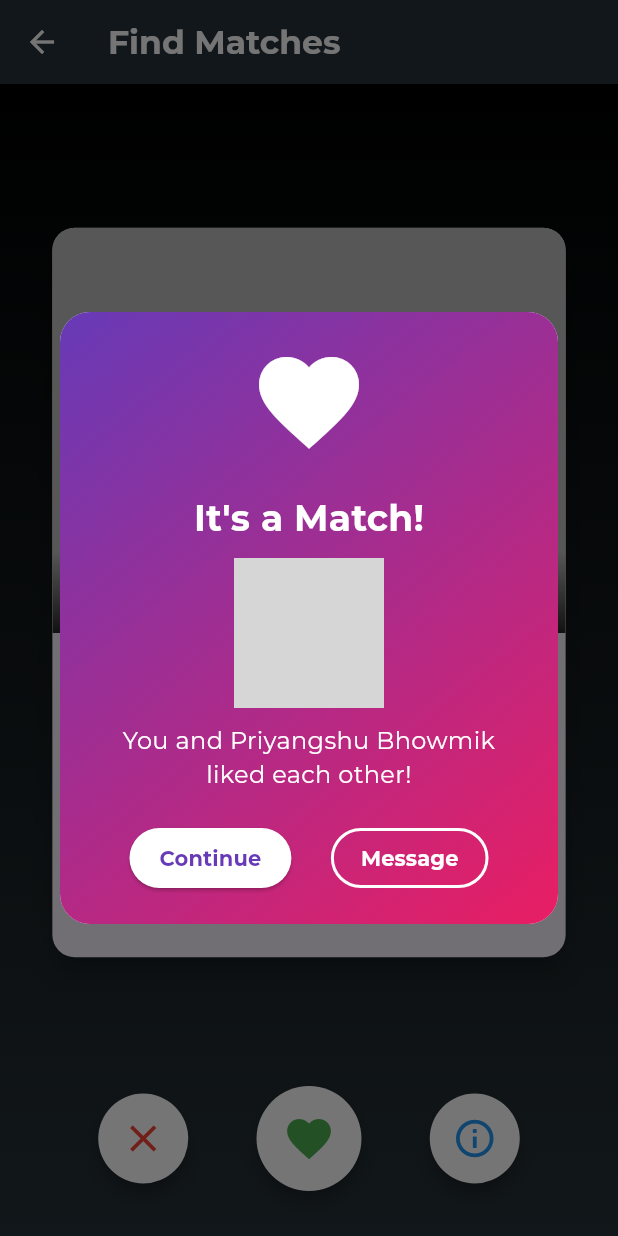
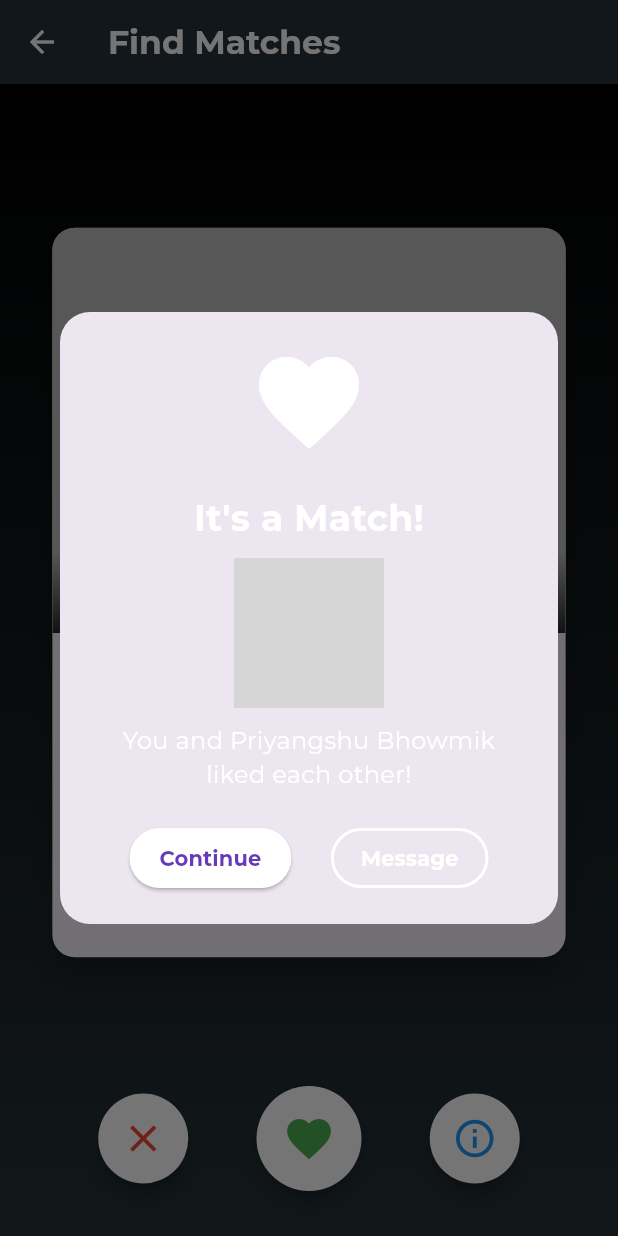
Before and after one commit to radhaghate/spot_me, a Flutter app: the MatchScreen screen opened directly, item 2 of the bottom bar chosen, on a phone screen of 412 x 824 dp. Run offline on Flutter 3.47's test engine with Material 3 defaults, Android fonts, the phone set to English and light mode, and no system bars; our stand-ins replace google_fonts; network calls fail; grey boxes are pictures that could not be loaded.

Commit message:
Changed colors on Match Dialog function

```diff
--- a/lib/match_screen.dart
+++ b/lib/match_screen.dart
@@ -15,10 +15,34 @@ class _MatchScreenState extends State<MatchScreen> {
     {
       'name': 'Priyangshu Bhowmik',
       'bio': 'Looking for a gym partner for morning workouts. I focus on strength training.',
-      'image': 'https://picsum.photos/id/1025/400/600', // You'll replace this with actual image
+      'image': 'https://picsum.photos/id/1025/400/600', // replace this with actual image
       'gym': 'SWRC',
       'experience': '1+ Yrs',
       'gender_preference': 'No Preference',
+      'workout_dependency': 'Individual workouts',
+      'workout_style': 'Strength Training',
+      'split': 'M F - Pull, T H - Push, W - Legs',
+      'level': 'Junior',
+    },
+    {
+      'name': 'Abi Jayakumar',
+      'bio': 'Looking for a gym partner for morning workouts. I focus on strength training.',
+      'image': 'https://media.licdn.com/dms/image/v2/D4E03AQGAvNeOAVq0-w/profile-displayphoto-shrink_400_400/profile-displayphoto-shrink_400_400/0/1732162240204?e=1745452800&v=beta&t=f6neGZQw0fvXXz7a-sm2e88ECKfyTouHKE3XDTuimUw', // replace this with actual image
+      'gym': 'LRC',
+      'experience': '4+ Yrs',
+      'gender_preference': 'Female',
+      'workout_dependency': 'Individual workouts',
+      'workout_style': 'Strength Training',
+      'split': 'M F - Pull, T H - Push, W - Legs',
+      'level': 'Junior',
+    },
+    {
+      'name': 'Krish Kharbanda',
+      'bio': 'Looking for a gym partner for morning workouts. I focus on strength training.',
+      'image': 'https://media.licdn.com/dms/image/v2/D4E35AQEkyGLr7KDmHw/profile-framedphoto-shrink_400_400/profile-framedphoto-shrink_400_400/0/1734807909596?e=1740438000&v=beta&t=QOyGykVCFGl2695TfLzsUm-WUDRN6ZVlAlokngPMh1o', // replace this with actual image
+      'gym': 'LRC',
+      'experience': '4+ Yrs',
+      'gender_preference': 'Female',
       'workout_dependency': 'Individual workouts',
       'workout_style': 'Strength Training',
       'split': 'M F - Pull, T H - Push, W - Legs',
@@ -502,11 +526,8 @@ class _MatchScreenState extends State<MatchScreen> {
           padding: const EdgeInsets.all(20),
           decoration: BoxDecoration(
             borderRadius: BorderRadius.circular(20),
-            gradient: LinearGradient(
-              colors: [Colors.deepPurple, Colors.pink],
-              begin: Alignment.topLeft,
-              end: Alignment.bottomRight,
-            ),
+            //color: Color(0xFF055C24),
+            color: Color(0x00006600),
           ),
           child: Column(
             mainAxisSize: MainAxisSize.min,
```
Also changed, not shown: lib/home_screen.dart (+23 -0 lines).
